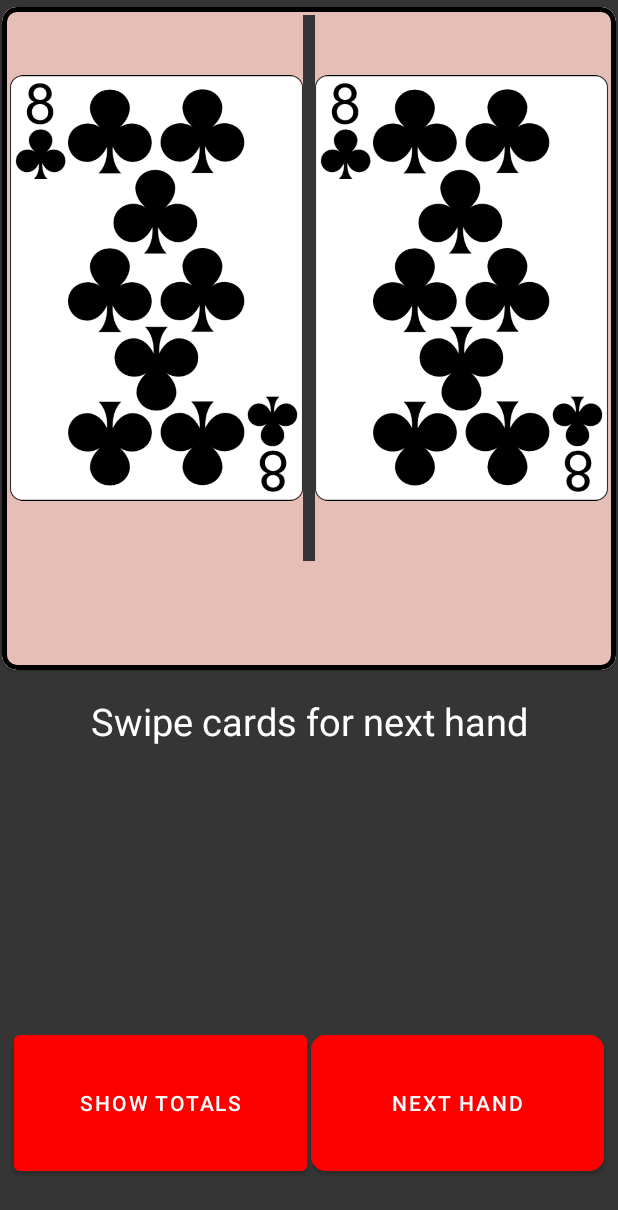
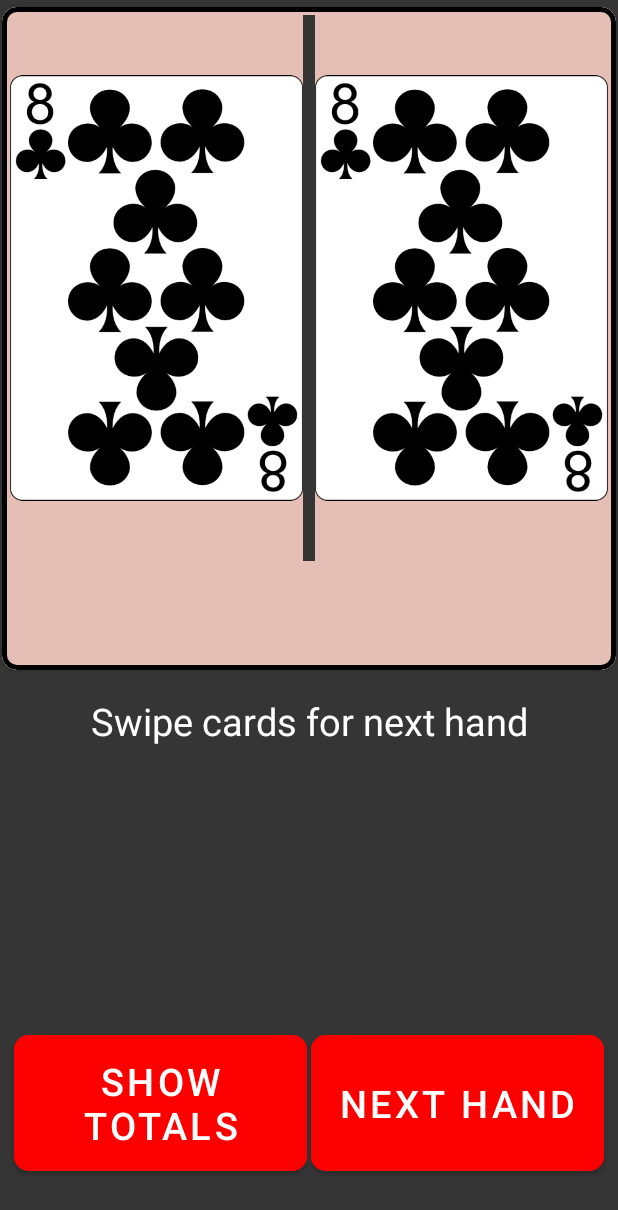
Before and after one commit to scappworks/CountMeIn, an Android app: the screen it shows after launch (GameActivity), after a tap on "PLAY", on a phone screen of 412 x 824 dp. Shown: the top 1210 px of the screen. Run offline under Robolectric (Android 15) with nearby library versions, the phone set to English and light mode, and no system bars.

Commit message:
fix a button text size and button corner radius for show totals button

```diff
--- a/app/src/main/res/layout/activity_game.xml
+++ b/app/src/main/res/layout/activity_game.xml
@@ -71,11 +71,13 @@
         app:layout_constraintLeft_toRightOf="@+id/show_totals_guide_left"
         app:layout_constraintRight_toLeftOf="@+id/swipe_instruction_guide_right" />
 
-    <Button
+    <com.google.android.material.button.MaterialButton
         android:id="@+id/show_hand_totals_button"
         android:layout_width="0dp"
         android:layout_height="0dp"
         android:layout_margin="1dp"
+        app:cornerRadius="10dp"
+        android:textSize="25sp"
         app:layout_constraintTop_toBottomOf="@+id/show_totals_guide_top"
         app:layout_constraintBottom_toBottomOf="@id/show_totals_guide_bottom"
         app:layout_constraintLeft_toLeftOf="@id/show_totals_guide_left"
@@ -103,12 +105,13 @@
         android:layout_height="0dp"
         app:cornerRadius="10dp"
         android:layout_margin="1dp"
+        android:text="@string/next_hand"
+        android:textSize="25sp"
+        android:backgroundTint="@color/button_background"
+        android:textColor="@color/white"
         app:layout_constraintBottom_toTopOf="@id/show_totals_guide_bottom"
         app:layout_constraintTop_toBottomOf="@id/show_totals_guide_top"
         app:layout_constraintLeft_toRightOf="@+id/show_totals_guide_right"
-        app:layout_constraintRight_toLeftOf="@id/swipe_instruction_guide_right"
-        android:text="@string/next_hand"
-        android:backgroundTint="@color/button_background"
-        android:textColor="@color/white"/>
+        app:layout_constraintRight_toLeftOf="@id/swipe_instruction_guide_right"  />
 
 </androidx.constraintlayout.widget.ConstraintLayout>
```
